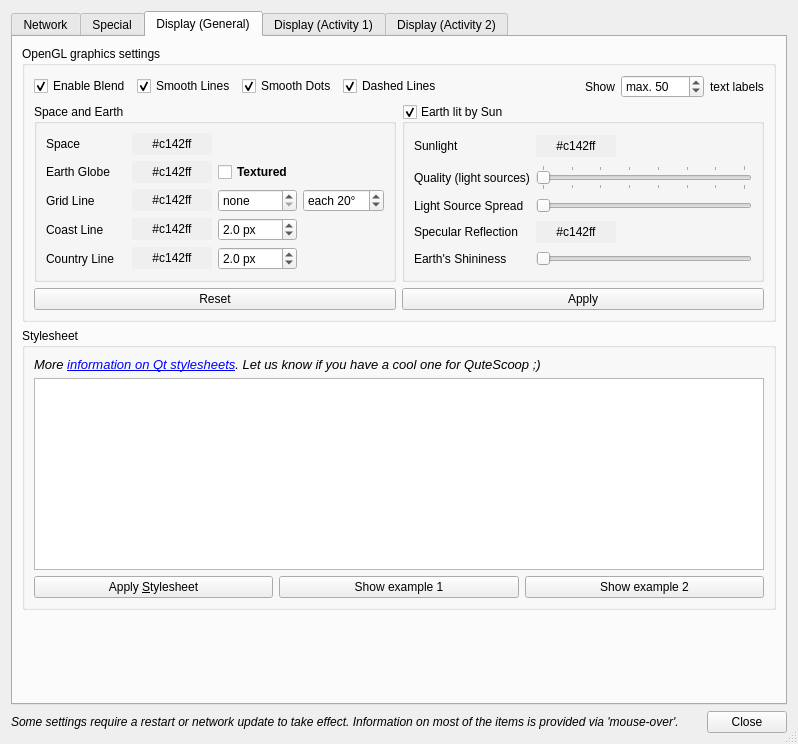
qutescoop/qutescoop, file trunk/QuteScoop/src/PreferencesDialog.ui: the form before one commit.
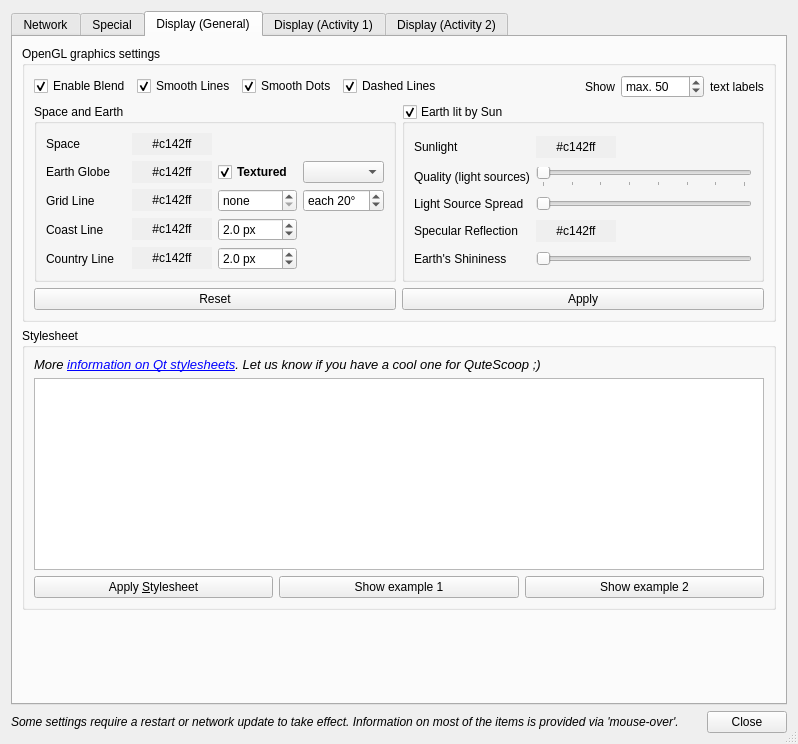
The form after the commit. The open tabs and pages were chosen to show the change. Icons and pictures are not drawn.

```diff
--- a/trunk/QuteScoop/src/PreferencesDialog.ui
+++ b/trunk/QuteScoop/src/PreferencesDialog.ui
@@ -1184,6 +1184,16 @@
                  <property name="text">
                   <string>Textured</string>
                  </property>
+                 <property name="checked">
+                  <bool>true</bool>
+                 </property>
+                </widget>
+               </item>
+               <item row="1" column="4">
+                <widget class="QComboBox" name="glTextureEarth">
+                 <property name="toolTip">
+                  <string>More information in textures/+notes.txt. Check View/Debug Log if you experience problems.</string>
+                 </property>
                 </widget>
                </item>
               </layout>
@@ -1290,7 +1300,7 @@
                   <enum>Qt::Horizontal</enum>
                  </property>
                  <property name="tickPosition">
-                  <enum>QSlider::TicksBothSides</enum>
+                  <enum>QSlider::TicksBelow</enum>
                  </property>
                  <property name="tickInterval">
                   <number>1</number>
```
Left out of the diff: 368 changed lines with no effect on the pictures.
